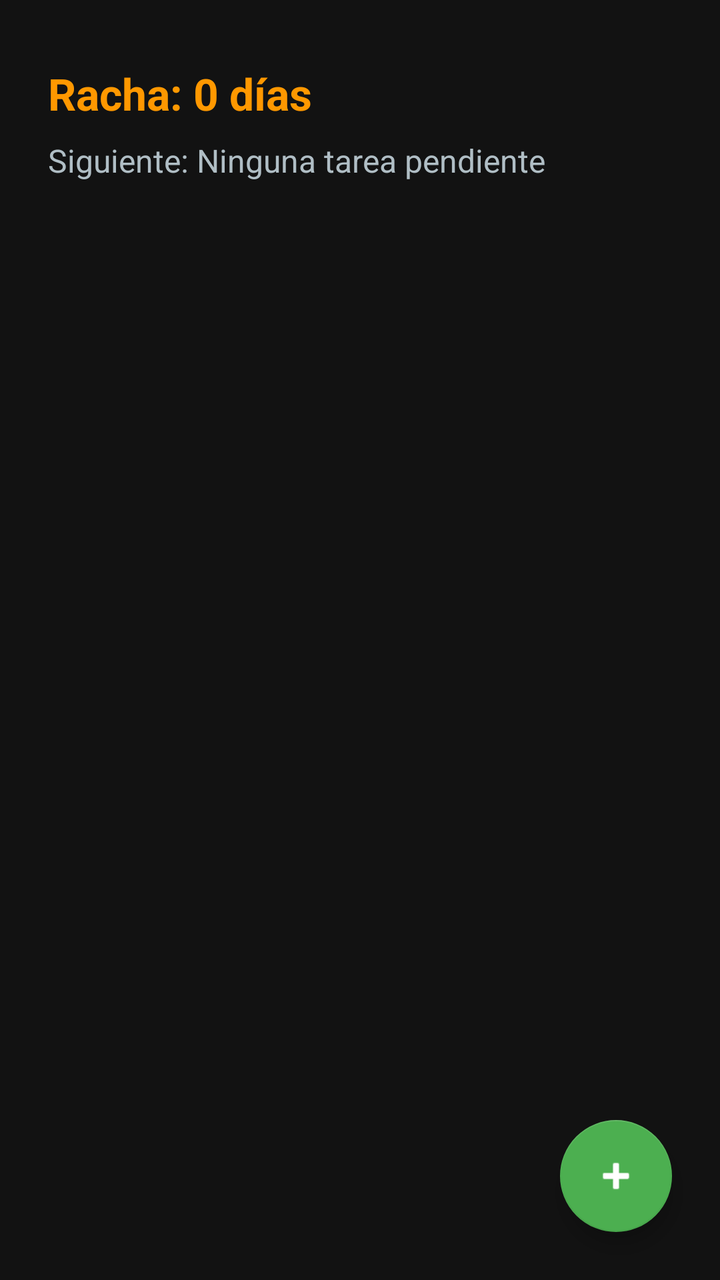
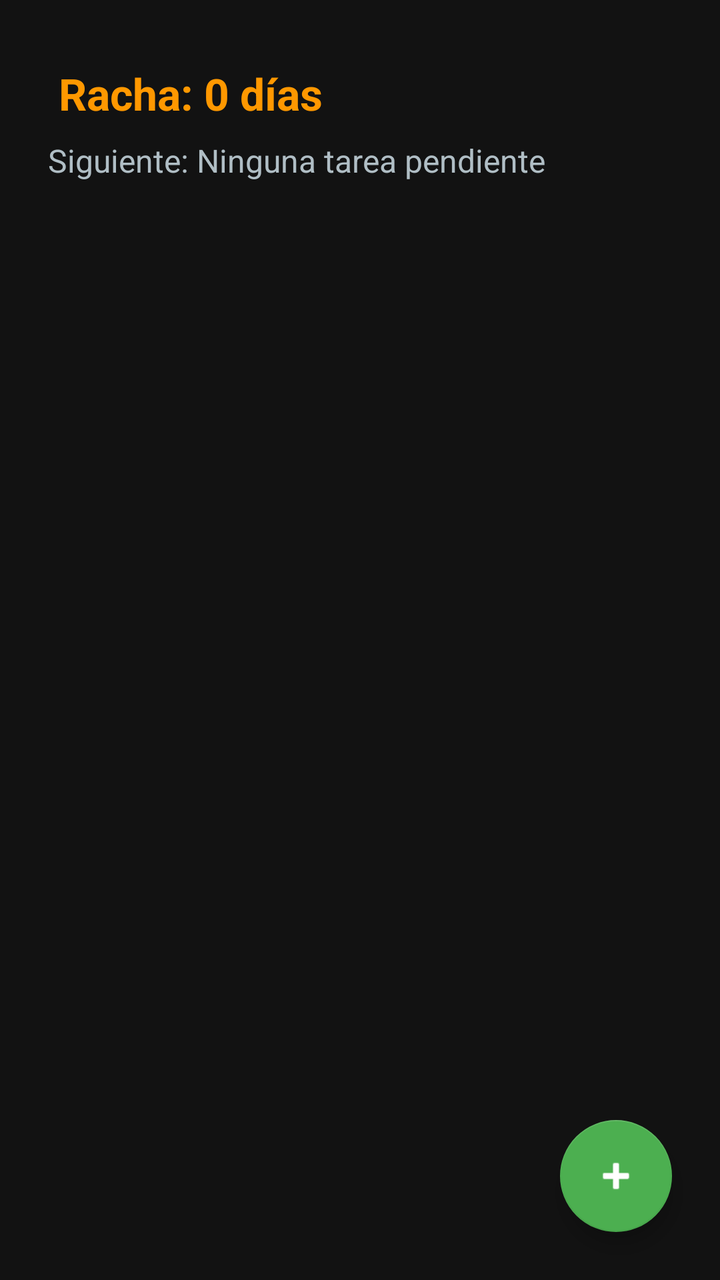

An Android layout rendered at two revisions. The XML below is the earlier revision; the diff shows what the commit changed to produce the second picture.
<!-- AndroidManifest.xml: application theme Theme.AppCompat.DayNight.DarkActionBar -->
<!-- res/layout/activity_main.xml -->
<?xml version="1.0" encoding="utf-8"?>
<androidx.constraintlayout.widget.ConstraintLayout
    xmlns:android="http://schemas.android.com/apk/res/android"
    xmlns:app="http://schemas.android.com/apk/res-auto"
    xmlns:tools="http://schemas.android.com/tools"
    android:layout_width="match_parent"
    android:layout_height="match_parent"
    android:background="#121212"
    tools:context=".MainActivity">

    <TextView
        android:id="@+id/tvStreak"
        android:layout_width="wrap_content"
        android:layout_height="wrap_content"
        android:layout_marginStart="24dp"
        android:layout_marginTop="32dp"
        android:text="Racha: 0 días"
        android:textColor="#FF9800"
        android:textSize="22sp"
        android:textStyle="bold"
        app:layout_constraintStart_toStartOf="parent"
        app:layout_constraintTop_toTopOf="parent" />

    <TextView
        android:id="@+id/tvNextTask"
        android:layout_width="wrap_content"
        android:layout_height="wrap_content"
        android:layout_marginTop="8dp"
        android:text="Siguiente: Ninguna tarea pendiente"
        android:textColor="#B0BEC5"
        android:textSize="16sp"
        app:layout_constraintStart_toStartOf="@id/tvStreak"
        app:layout_constraintTop_toBottomOf="@id/tvStreak" />

    <androidx.recyclerview.widget.RecyclerView
        android:id="@+id/recyclerViewTasks"
        android:layout_width="0dp"
        android:layout_height="0dp"
        android:layout_marginTop="24dp"
        android:clipToPadding="false"
        android:paddingBottom="80dp"
        app:layout_constraintBottom_toBottomOf="parent"
        app:layout_constraintEnd_toEndOf="parent"
        app:layout_constraintStart_toStartOf="parent"
        app:layout_constraintTop_toBottomOf="@id/tvNextTask"
        tools:listitem="@layout/item_task" />

    <com.google.android.material.floatingactionbutton.FloatingActionButton
        android:id="@+id/fabAddTask"
        android:layout_width="wrap_content"
        android:layout_height="wrap_content"
        android:layout_marginEnd="24dp"
        android:layout_marginBottom="24dp"
        android:contentDescription="Agregar tarea"
        android:src="@android:drawable/ic_input_add"
        app:backgroundTint="#4CAF50"
        app:layout_constraintBottom_toBottomOf="parent"
        app:layout_constraintEnd_toEndOf="parent"
        app:tint="#FFFFFF" />

</androidx.constraintlayout.widget.ConstraintLayout>
<!-- res/layout/item_task.xml (included above) -->
<?xml version="1.0" encoding="utf-8"?>
<androidx.constraintlayout.widget.ConstraintLayout xmlns:android="http://schemas.android.com/apk/res/android"
    xmlns:app="http://schemas.android.com/apk/res-auto"
    xmlns:tools="http://schemas.android.com/tools"
    android:id="@+id/main"
    android:layout_width="match_parent"
    android:layout_height="match_parent"
    tools:context=".MainActivity">

    <TextView
        android:layout_width="wrap_content"
        android:layout_height="wrap_content"
        android:text="Hello World!"
        app:layout_constraintBottom_toBottomOf="parent"
        app:layout_constraintEnd_toEndOf="parent"
        app:layout_constraintStart_toStartOf="parent"
        app:layout_constraintTop_toTopOf="parent" />

</androidx.constraintlayout.widget.ConstraintLayout>
<!-- resources referenced by this layout -->
<resources>

</resources>

<!-- the commit's change to res/layout/activity_main.xml (unified diff, before → after) -->
@@ -14,7 +14,7 @@
         android:layout_height="wrap_content"
         android:layout_marginStart="24dp"
         android:layout_marginTop="32dp"
-        android:text="Racha: 0 días"
+        android:text=" Racha: 0 días"
         android:textColor="#FF9800"
         android:textSize="22sp"
         android:textStyle="bold"
@@ -61,21 +61,55 @@
 </androidx.constraintlayout.widget.ConstraintLayout>
 <!-- res/layout/item_task.xml (included above) -->
 <?xml version="1.0" encoding="utf-8"?>
-<androidx.constraintlayout.widget.ConstraintLayout xmlns:android="http://schemas.android.com/apk/res/android"
+<androidx.cardview.widget.CardView
+    xmlns:android="http://schemas.android.com/apk/res/android"
     xmlns:app="http://schemas.android.com/apk/res-auto"
-    xmlns:tools="http://schemas.android.com/tools"
-    android:id="@+id/main"
     android:layout_width="match_parent"
-    android:layout_height="match_parent"
-    tools:context=".MainActivity">
+    android:layout_height="wrap_content"
+    android:layout_marginHorizontal="16dp"
+    android:layout_marginVertical="8dp"
+    app:cardBackgroundColor="#1E1E1E"
+    app:cardCornerRadius="16dp"
+    app:cardElevation="4dp">
 
-    <TextView
-        android:layout_width="wrap_content"
+    <androidx.constraintlayout.widget.ConstraintLayout
+        android:layout_width="match_parent"
         android:layout_height="wrap_content"
-        android:text="Hello World!"
-        app:layout_constraintBottom_toBottomOf="parent"
-        app:layout_constraintEnd_toEndOf="parent"
-        app:layout_constraintStart_toStartOf="parent"
-        app:layout_constraintTop_toTopOf="parent" />
+        android:padding="16dp">
 
-</androidx.constraintlayout.widget.ConstraintLayout>
+        <CheckBox
+            android:id="@+id/checkboxTask"
+            android:layout_width="58dp"
+            android:layout_height="56dp"
+            android:buttonTint="#4CAF50"
+            app:layout_constraintBottom_toBottomOf="parent"
+            app:layout_constraintStart_toStartOf="parent"
+            app:layout_constraintTop_toTopOf="parent" />
+
+        <TextView
+            android:id="@+id/tvTaskTitle"
+            android:layout_width="0dp"
+            android:layout_height="wrap_content"
+            android:layout_marginStart="12dp"
+            android:text="Título de la tarea"
+            android:textColor="#FFFFFF"
+            android:textSize="18sp"
+            android:textStyle="bold"
+            app:layout_constraintEnd_toEndOf="parent"
+            app:layout_constraintStart_toEndOf="@id/checkboxTask"
+            app:layout_constraintTop_toTopOf="parent" />
+
+        <TextView
+            android:id="@+id/tvTaskCategoryTime"
+            android:layout_width="wrap_content"
+            android:layout_height="wrap_content"
+            android:layout_marginTop="4dp"
+            android:text="Categoría • 00:00 hrs"
+            android:textColor="#64B5F6"
+            android:textSize="14sp"
+            app:layout_constraintStart_toStartOf="@id/tvTaskTitle"
+            app:layout_constraintTop_toBottomOf="@id/tvTaskTitle" />
+
+    </androidx.constraintlayout.widget.ConstraintLayout>
+
+</androidx.cardview.widget.CardView>
